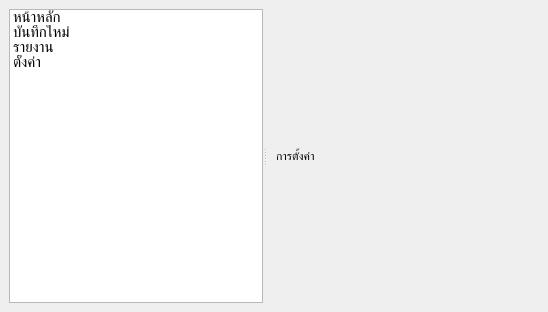
Qt form src/views/main_window.ui (xXFirst555Xx/FuelTracker) before a commit.
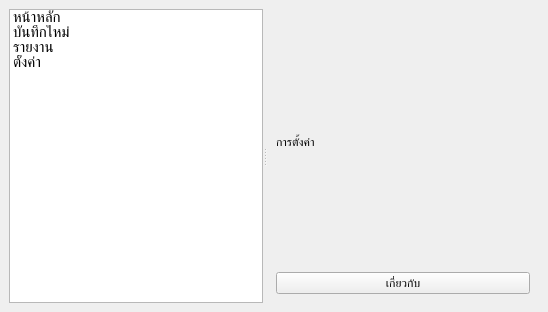
The same form after that commit. The open tabs and pages were chosen to show the change. Icons and pictures are not drawn.

Commit message: Add About dialog

The edit to the form file:
```diff
--- a/src/views/main_window.ui
+++ b/src/views/main_window.ui
@@ -136,6 +136,13 @@
            </property>
           </widget>
          </item>
+         <item>
+          <widget class="QPushButton" name="aboutButton">
+           <property name="text">
+            <string>เกี่ยวกับ</string>
+           </property>
+          </widget>
+         </item>
         </layout>
        </widget>
       </widget>
```
The commit also changes 4 other files.
